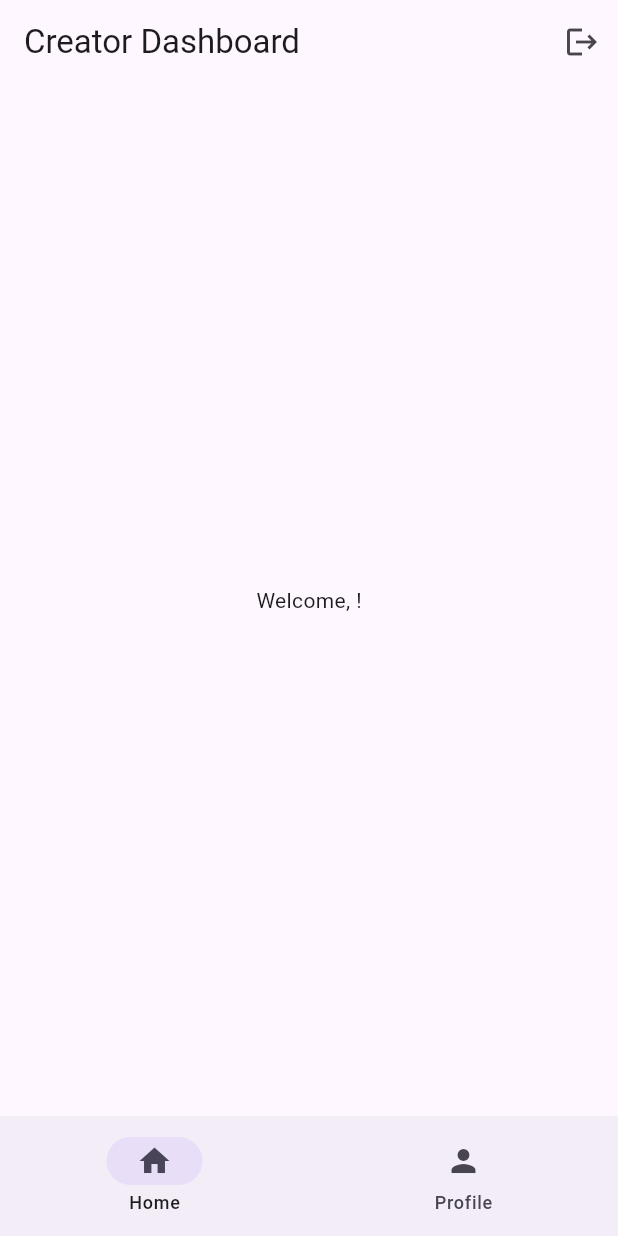
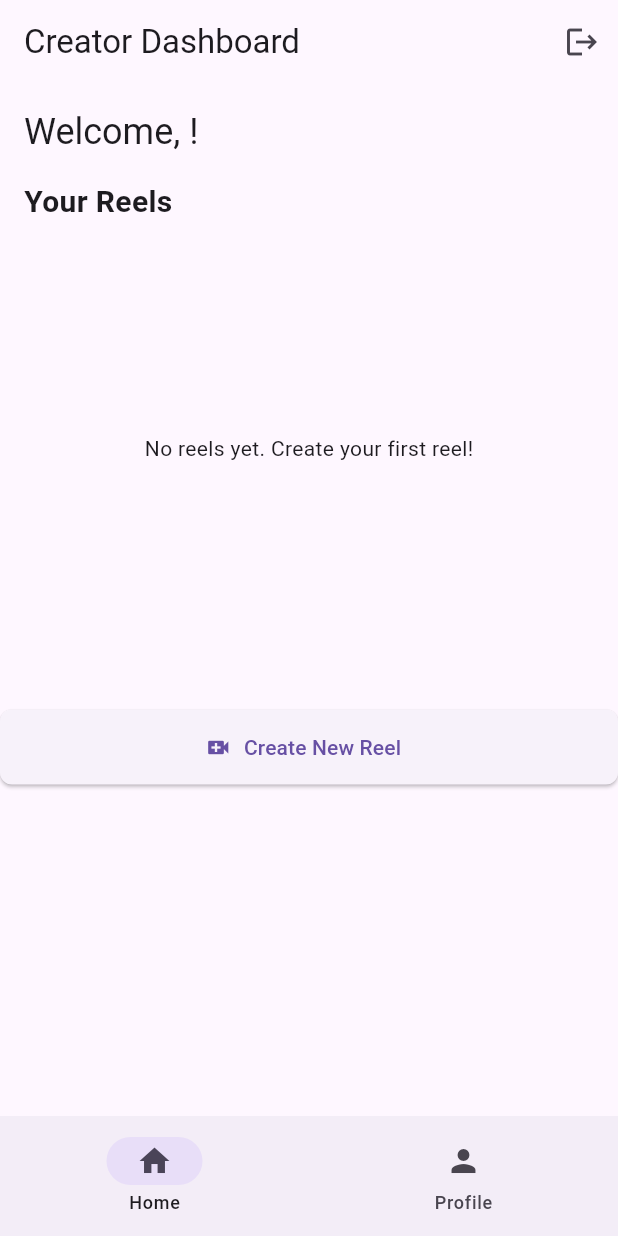
Before and after one commit to sadyslim49/creeatore_platform, a Flutter app: the screen it shows once a user with an empty profile is signed in, on a phone screen of 412 x 824 dp. Run offline on Flutter 3.47's test engine with Material 3 defaults, Android fonts, the phone set to English and light mode, and no system bars; our stand-ins replace cloud_firestore, file_picker, firebase_auth, firebase_core, firebase_storage, google_sign_in and 1 more; missing offline and left inert: firebase_core_web; accounts and stored records are empty.

Commit message:
Add reels feature: upload screen, model, and home screen integration

```diff
--- /dev/null
+++ b/lib/models/reel.dart
@@ -0,0 +1,48 @@
+import 'package:cloud_firestore/cloud_firestore.dart';
+
+class Reel {
+  final String id;
+  final String creatorId;
+  final String videoUrl;
+  final String? caption;
+  final String? thumbnailUrl;
+  final DateTime createdAt;
+  final int likes;
+  final int views;
+
+  Reel({
+    required this.id,
+    required this.creatorId,
+    required this.videoUrl,
+    this.caption,
+    this.thumbnailUrl,
+    required this.createdAt,
+    this.likes = 0,
+    this.views = 0,
+  });
+
+  factory Reel.fromMap(Map<String, dynamic> map, String id) {
+    return Reel(
+      id: id,
+      creatorId: map['creatorId'] as String,
+      videoUrl: map['videoUrl'] as String,
+      caption: map['caption'] as String?,
+      thumbnailUrl: map['thumbnailUrl'] as String?,
+      createdAt: (map['createdAt'] as Timestamp).toDate(),
+      likes: (map['likes'] as num?)?.toInt() ?? 0,
+      views: (map['views'] as num?)?.toInt() ?? 0,
+    );
+  }
+
+  Map<String, dynamic> toMap() {
+    return {
+      'creatorId': creatorId,
+      'videoUrl': videoUrl,
+      'caption': caption,
+      'thumbnailUrl': thumbnailUrl,
+      'createdAt': FieldValue.serverTimestamp(),
+      'likes': likes,
+      'views': views,
+    };
+  }
+}
--- a/lib/screens/creator/creator_home_screen.dart
+++ b/lib/screens/creator/creator_home_screen.dart
@@ -1,8 +1,12 @@
 import 'package:flutter/material.dart';
 import 'package:provider/provider.dart';
+import 'package:cloud_firestore/cloud_firestore.dart';
 import '../../services/auth_service.dart';
 import '../../models/creator_profile.dart';
+import '../../models/reel.dart';
+import '../../widgets/reel_card.dart';
 import 'edit_profile_screen.dart';
+import 'upload_reel_screen.dart';
 
 class CreatorHomeScreen extends StatefulWidget {
   const CreatorHomeScreen({super.key});
@@ -43,8 +47,93 @@
         index: _selectedIndex,
         children: [
           // Home Tab
-          Center(
-            child: Text('Welcome, ${user?.email ?? 'Creator'}!'),
+          SingleChildScrollView(
+            child: Column(
+              crossAxisAlignment: CrossAxisAlignment.start,
+              children: [
+                Padding(
+                  padding: const EdgeInsets.all(16.0),
+                  child: Text(
+                    'Welcome, ${user?.email ?? 'Creator'}!',
+                    style: Theme.of(context).textTheme.headlineSmall,
+                  ),
+                ),
+                const Padding(
+                  padding: EdgeInsets.symmetric(horizontal: 16.0),
+                  child: Text(
+                    'Your Reels',
+                    style: TextStyle(
+                      fontSize: 20,
+                      fontWeight: FontWeight.bold,
+                    ),
+                  ),
+                ),
+                SizedBox(
+                  height: 300,
+                  child: StreamBuilder<QuerySnapshot>(
+                    stream: FirebaseFirestore.instance
+                        .collection('reels')
+                        .where('creatorId', isEqualTo: user?.uid)
+                        .orderBy('createdAt', descending: true)
+                        .limit(10)
+                        .snapshots(),
+                    builder: (context, snapshot) {
+                      if (snapshot.connectionState == ConnectionState.waiting) {
+                        return const Center(child: CircularProgressIndicator());
+                      }
+
+                      if (snapshot.hasError) {
+                        return Center(child: Text('Error: ${snapshot.error}'));
+                      }
+
+                      final reels = snapshot.data?.docs
+                          .map((doc) => Reel.fromMap(
+                              doc.data() as Map<String, dynamic>, doc.id))
+                          .toList() ??
+                          [];
+
+                      if (reels.isEmpty) {
+                        return const Center(
+                          child: Text('No reels yet. Create your first reel!'),
+                        );
+                      }
+
+                      return ListView.builder(
+                        scrollDirection: Axis.horizontal,
+                        itemCount: reels.length,
+                        padding: const EdgeInsets.symmetric(horizontal: 16.0),
+                        itemBuilder: (context, index) {
+                          return SizedBox(
+                            width: 200,
+                            child: Padding(
+                              padding: const EdgeInsets.only(right: 16.0),
+                              child: ReelCard(
+                                reel: reels[index],
+                                autoPlay: index == 0,
+                              ),
+                            ),
+                          );
+                        },
+                      );
+                    },
+                  ),
+                ),
+                const SizedBox(height: 24),
+                Center(
+                  child: ElevatedButton.icon(
+                    onPressed: () {
+                      Navigator.of(context).push(
+                        MaterialPageRoute(
+                          builder: (context) => const UploadReelScreen(),
+                        ),
+                      );
+                    },
+                    icon: const Icon(Icons.video_call),
+                    label: const Text('Create New Reel'),
+                  ),
+                ),
+              ],
+            ),
           ),
           // Profile Tab
           if (user != null)
--- a/pubspec.yaml
+++ b/pubspec.yaml
@@ -80,6 +80,7 @@
   assets:
     - assets/images/
     - assets/icons/
+    - assets/
 
   # An image asset can refer to one or more resolution-specific "variants", see
   # https://flutter.dev/to/resolution-aware-images
```
Also changed, not shown: lib/screens/creator/upload_reel_screen.dart (added, +216 -0 lines), assets/images/video_placeholder.png (added).
